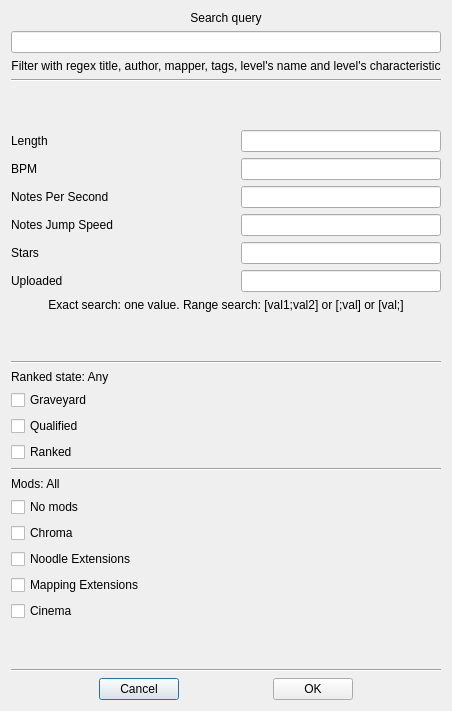
Unvire/Quest3-beatsaber-playlist-manager, file ui/searchMapsDialog.ui: the form before one commit.
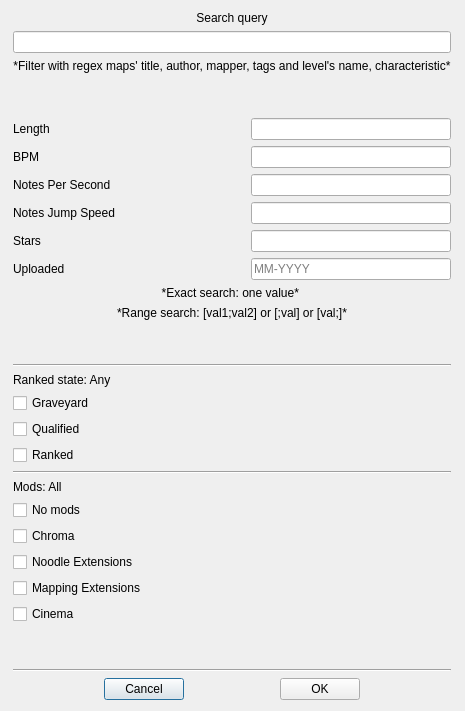
The form after the commit.

```diff
--- a/ui/searchMapsDialog.ui
+++ b/ui/searchMapsDialog.ui
@@ -6,7 +6,7 @@
    <rect>
     <x>0</x>
     <y>0</y>
-    <width>439</width>
+    <width>465</width>
     <height>711</height>
    </rect>
   </property>
@@ -49,20 +49,16 @@
      <item>
       <widget class="QLabel" name="label_7">
        <property name="text">
-        <string>Filter with regex title, author, mapper, tags, level's name and level's characteristic</string>
+        <string>*Filter with regex maps' title, author, mapper, tags and level's name, characteristic*</string>
+       </property>
+       <property name="textFormat">
+        <enum>Qt::MarkdownText</enum>
        </property>
        <property name="alignment">
         <set>Qt::AlignCenter</set>
        </property>
       </widget>
      </item>
-     <item>
-      <widget class="Line" name="line_3">
-       <property name="orientation">
-        <enum>Qt::Horizontal</enum>
-       </property>
-      </widget>
-     </item>
      <item>
       <spacer name="verticalSpacer_2">
        <property name="orientation">
@@ -276,6 +272,9 @@
            <height>0</height>
           </size>
          </property>
+         <property name="placeholderText">
+          <string>MM-YYYY</string>
+         </property>
         </widget>
        </item>
       </layout>
@@ -283,7 +282,23 @@
      <item>
       <widget class="QLabel" name="label_9">
        <property name="text">
-        <string>Exact search: one value. Range search: [val1;val2] or [;val] or [val;]</string>
+        <string>*Exact search: one value* </string>
+       </property>
+       <property name="textFormat">
+        <enum>Qt::MarkdownText</enum>
+       </property>
+       <property name="alignment">
+        <set>Qt::AlignCenter</set>
+       </property>
+      </widget>
+     </item>
+     <item>
+      <widget class="QLabel" name="label_10">
+       <property name="text">
+        <string>*Range search: [val1;val2] or [;val] or [val;]*</string>
+       </property>
+       <property name="textFormat">
+        <enum>Qt::MarkdownText</enum>
        </property>
        <property name="alignment">
         <set>Qt::AlignCenter</set>
```
